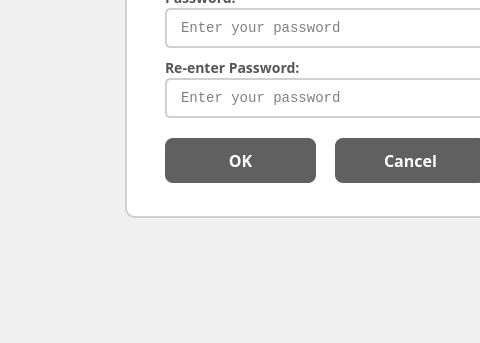
Before: the Qt Designer form ui/Settings/AccountPwEditViewWindow.ui in eguruno1/calth_reader, drawn with Qt 5; both pictures show x 187 to 667 and y 257 to 600 of the 1024 by 600 pixel window.
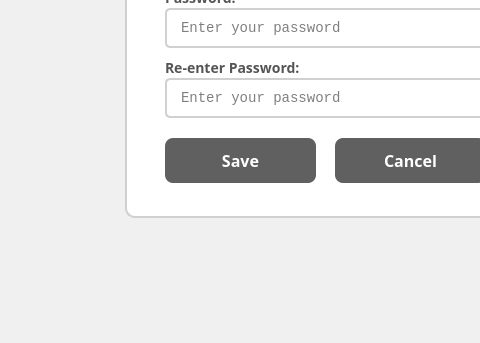
After: the same form once the commit is applied. Icons and pictures are not drawn.

Commit message: 코드 정리

The edit to the form file:
```diff
--- a/ui/Settings/AccountPwEditViewWindow.ui
+++ b/ui/Settings/AccountPwEditViewWindow.ui
@@ -584,7 +584,7 @@
 }</string>
      </property>
      <property name="text">
-      <string>OK</string>
+      <string>Save</string>
      </property>
     </widget>
     <widget class="QLabel" name="label_password_2">
```
Left out of the diff: 2 changed lines with no effect on the pictures. The commit also changes 2 other files.
